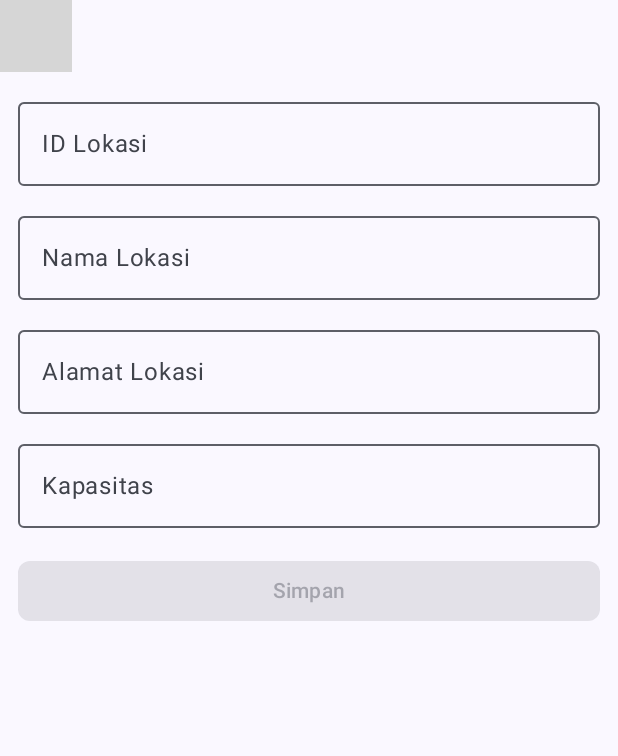
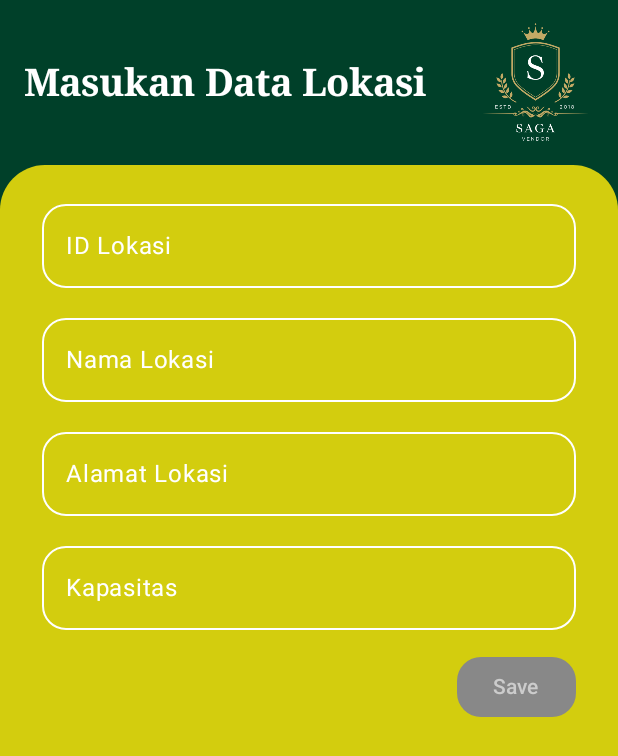
Before and after one commit to Bayhaqiindra/A6_0106, an Android app built with Jetpack Compose: the composable InsertLokasiScreen shown on its own in the app's theme, on a phone screen of 412 x 824 dp. Shown: the top 756 px of the screen. Run offline under Robolectric (Android 15) with nearby library versions, the phone set to English and light mode, and no system bars; libraries missing offline, so code that uses them is left out: com.jakewharton.retrofit2; 4 statements that could not run were skipped; grey boxes are pictures that could not be loaded.

Commit message:
Memperbaiki code Tampilan

```diff
--- a/app/src/main/java/com/example/bismillahtestiprojectucp/ui/view/lokasi/InsertLokasiView.kt
+++ b/app/src/main/java/com/example/bismillahtestiprojectucp/ui/view/lokasi/InsertLokasiView.kt
@@ -1,28 +1,47 @@
 package com.example.bismillahtestiprojectucp.ui.view.lokasi
 
+import androidx.compose.foundation.Image
+import androidx.compose.foundation.background
 import androidx.compose.foundation.layout.Arrangement
+import androidx.compose.foundation.layout.Box
 import androidx.compose.foundation.layout.Column
+import androidx.compose.foundation.layout.Row
+import androidx.compose.foundation.layout.fillMaxSize
 import androidx.compose.foundation.layout.fillMaxWidth
+import androidx.compose.foundation.layout.height
+import androidx.compose.foundation.layout.offset
 import androidx.compose.foundation.layout.padding
 import androidx.compose.foundation.layout.size
 import androidx.compose.foundation.rememberScrollState
+import androidx.compose.foundation.shape.RoundedCornerShape
 import androidx.compose.foundation.verticalScroll
 import androidx.compose.material3.Button
+import androidx.compose.material3.ButtonDefaults
 import androidx.compose.material3.CircularProgressIndicator
 import androidx.compose.material3.ExperimentalMaterial3Api
 import androidx.compose.material3.MaterialTheme
 import androidx.compose.material3.OutlinedTextField
+import androidx.compose.material3.OutlinedTextFieldDefaults
 import androidx.compose.material3.Scaffold
 import androidx.compose.material3.Text
 import androidx.compose.material3.TopAppBarDefaults
 import androidx.compose.runtime.Composable
 import androidx.compose.runtime.rememberCoroutineScope
+import androidx.compose.ui.Alignment
 import androidx.compose.ui.Modifier
+import androidx.compose.ui.draw.clip
+import androidx.compose.ui.graphics.Color
 import androidx.compose.ui.input.nestedscroll.nestedScroll
+import androidx.compose.ui.res.colorResource
+import androidx.compose.ui.res.painterResource
+import androidx.compose.ui.text.TextStyle
+import androidx.compose.ui.text.font.FontFamily
+import androidx.compose.ui.text.font.FontWeight
 import androidx.compose.ui.unit.dp
+import androidx.compose.ui.unit.sp
 import androidx.lifecycle.viewmodel.compose.viewModel
+import com.example.bismillahtestiprojectucp.R
 import com.example.bismillahtestiprojectucp.navigation.DestinasiNavigasi
-import com.example.bismillahtestiprojectucp.ui.customwidget.CostumeTopAppBar
 import com.example.bismillahtestiprojectucp.ui.viewmodel.lokasi.InsertLokasiUiEvent
 import com.example.bismillahtestiprojectucp.ui.viewmodel.lokasi.InsertLokasiUiState
 import com.example.bismillahtestiprojectucp.ui.viewmodel.lokasi.InsertLokasiViewModel
@@ -42,32 +61,60 @@ fun InsertLokasiScreen(
     viewModel: InsertLokasiViewModel = viewModel(factory = LokasiPenyediaViewModel.Factory),
 ) {
     val coroutineScope = rememberCoroutineScope()
-    val scrollBehavior = TopAppBarDefaults.enterAlwaysScrollBehavior()
 
-    Scaffold(
-        modifier = modifier.nestedScroll(scrollBehavior.nestedScrollConnection),
-        topBar = {
-            CostumeTopAppBar(
-                title = DestinasiLokasiInsert.titleRes,
-                canNavigateBack = true,
-                scrollBehavior = scrollBehavior,
+    Column(
+        modifier = Modifier
+            .fillMaxSize()
+            .background(color = colorResource(R.color.primary))
+    ) {
+        Row(
+            modifier = Modifier
+                .fillMaxWidth()
+                .padding(start = 16.dp),
+            horizontalArrangement = Arrangement.SpaceBetween,
+            verticalAlignment = Alignment.CenterVertically
+        ) {
+            Text(
+                text = "Masukan Data Lokasi",
+                fontFamily = FontFamily.Serif,
+                fontWeight = FontWeight.Bold,
+                style = TextStyle(
+                    fontSize = 25.sp
+                ),
+                color = Color.White,
             )
-        },
-    ) { innerPadding ->
+            Image(
+                painter = painterResource(id = R.drawable.logo),
+                contentDescription = "Logo",
+                modifier = Modifier.size(110.dp),
+            )
+        }
+
+        Box(
+            modifier = Modifier
+                .fillMaxSize()
+                .clip(RoundedCornerShape(topStart = 30.dp, topEnd = 30.dp))
+                .background(color = colorResource(R.color.yellow))
+                .offset(y = -10.dp)
+                .padding(top = 8.dp, bottom = 40.dp)
+        ) {
+            Column(
+                modifier = Modifier
+                    .padding(horizontal = 16.dp, vertical = 8.dp)
+                    .verticalScroll(rememberScrollState())
+            ) {
                 EntryBodyLokasi(
                     insertLokasiUiState = viewModel.uilokasiState,
                     onLokasiValueChange = viewModel::updateInsertLokasiState,
                     onSaveClick = {
                         coroutineScope.launch {
-                    viewModel.insertLokasi() // Menyimpan data lokasi
-                    navigateBack() // Navigasi kembali
+                            viewModel.insertLokasi()
+                            navigateBack()
                         }
-            },
-            modifier = Modifier
-                .padding(innerPadding)
-                .verticalScroll(rememberScrollState())
-                .fillMaxWidth()
+                    }
                 )
+            }
+        }
     }
 }
 
@@ -87,18 +134,35 @@ fun EntryBodyLokasi(
             onValueChange = onLokasiValueChange,
             modifier = Modifier.fillMaxWidth(),
         )
+        Row(
+            modifier = Modifier
+                .fillMaxWidth(), // Menambahkan padding untuk jarak dari tepi layar
+            horizontalArrangement = Arrangement.End // Menempatkan tombol di kanan
+        ) {
             Button(
                 onClick = onSaveClick,
-            shape = MaterialTheme.shapes.small,
-            modifier = Modifier.fillMaxWidth(),
-            enabled = insertLokasiUiState.insertUiEvent.idLokasi.isNotEmpty() // Validasi form
+                shape = RoundedCornerShape(16.dp), // Membuat tombol lebih kecil dengan sudut membulat
+                modifier = Modifier
+                    .height(40.dp), // Mengatur tinggi tombol lebih kecil
+                enabled = insertLokasiUiState.insertUiEvent.idLokasi.isNotEmpty(),
+                colors = ButtonDefaults.buttonColors(
+                    containerColor = colorResource(R.color.primary), // Warna latar tombol hijau
+                    contentColor = Color.White, // Warna teks atau konten tombol putih
+                    disabledContainerColor = Color.Gray, // Warna tombol saat tidak aktif
+                    disabledContentColor = Color.LightGray // Warna teks saat tombol tidak aktif
+                )
             ) {
                 if (insertLokasiUiState.isLoading) {
-                CircularProgressIndicator(modifier = Modifier.size(24.dp)) // Loading indicator
+                    CircularProgressIndicator(
+                        modifier = Modifier.size(24.dp),
+                        color = Color.White // Warna indikator loading menjadi putih
+                    )
                 } else {
-                Text(text = "Simpan")
+                    Text(text = "Save")
                 }
             }
+        }
+
     }
 }
 
@@ -116,37 +180,65 @@ fun FormInputLokasi(
         OutlinedTextField(
             value = insertLokasiUiEvent.idLokasi,
             onValueChange = { onValueChange(insertLokasiUiEvent.copy(idLokasi = it)) },
-            label = { Text("ID Lokasi") },
+            label = { Text("ID Lokasi", color = Color.White) },
             modifier = Modifier.fillMaxWidth(),
             enabled = enabled,
-            singleLine = true
+            singleLine = true,
+            shape = RoundedCornerShape(16.dp),
+            colors = OutlinedTextFieldDefaults.colors(
+                unfocusedTextColor = Color.White,
+                focusedTextColor = Color.White,
+                focusedBorderColor = Color.White, // Warna bingkai saat fokus
+                unfocusedBorderColor = Color.White // Warna bingkai saat tidak fokus
+            )
         )
 
         OutlinedTextField(
             value = insertLokasiUiEvent.namaLokasi,
             onValueChange = { onValueChange(insertLokasiUiEvent.copy(namaLokasi = it)) },
-            label = { Text("Nama Lokasi") },
+            label = { Text("Nama Lokasi", color = Color.White) },
             modifier = Modifier.fillMaxWidth(),
             enabled = enabled,
-            singleLine = true
+            singleLine = true,
+            shape = RoundedCornerShape(16.dp),
+            colors = OutlinedTextFieldDefaults.colors(
+                unfocusedTextColor = Color.White,
+                focusedTextColor = Color.White,
+                focusedBorderColor = Color.White, // Warna bingkai saat fokus
+                unfocusedBorderColor = Color.White // Warna bingkai saat tidak fokus
+            )
         )
 
         OutlinedTextField(
             value = insertLokasiUiEvent.alamatLokasi,
             onValueChange = { onValueChange(insertLokasiUiEvent.copy(alamatLokasi = it)) },
-            label = { Text("Alamat Lokasi") },
+            label = { Text("Alamat Lokasi", color = Color.White) },
             modifier = Modifier.fillMaxWidth(),
             enabled = enabled,
-            singleLine = true
+            singleLine = true,
+            shape = RoundedCornerShape(16.dp),
+            colors = OutlinedTextFieldDefaults.colors(
+                unfocusedTextColor = Color.White,
+                focusedTextColor = Color.White,
+                focusedBorderColor = Color.White, // Warna bingkai saat fokus
+                unfocusedBorderColor = Color.White // Warna bingkai saat tidak fokus
+            )// Membuat TextField bulat
         )
 
         OutlinedTextField(
             value = insertLokasiUiEvent.kapasitas,
             onValueChange = { onValueChange(insertLokasiUiEvent.copy(kapasitas = it)) },
-            label = { Text("Kapasitas") },
+            label = { Text("Kapasitas", color = Color.White) },
             modifier = Modifier.fillMaxWidth(),
             enabled = enabled,
-            singleLine = true
+            singleLine = true,
+            shape = RoundedCornerShape(16.dp), // Membuat TextField bulat
+            colors = OutlinedTextFieldDefaults.colors(
+                unfocusedTextColor = Color.White,
+                focusedTextColor = Color.White,
+                focusedBorderColor = Color.White, // Warna bingkai saat fokus
+                unfocusedBorderColor = Color.White // Warna bingkai saat tidak fokus
+            )
         )
     }
 }
```
Lines whose indentation alone changed are shown as unchanged.
